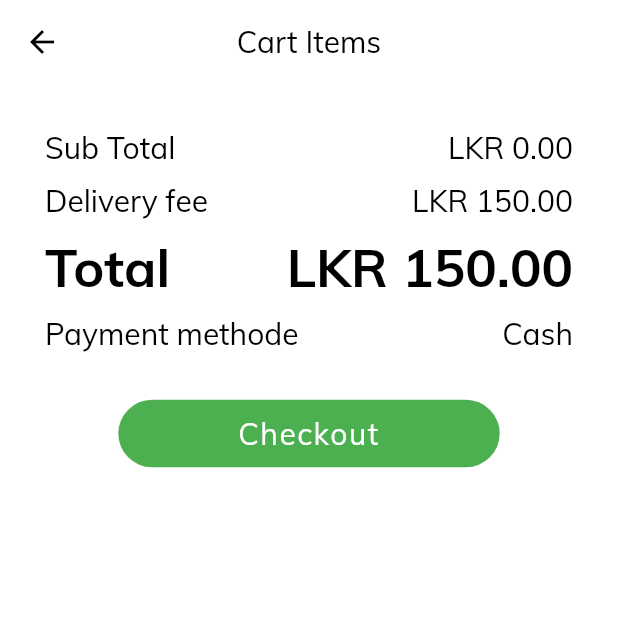
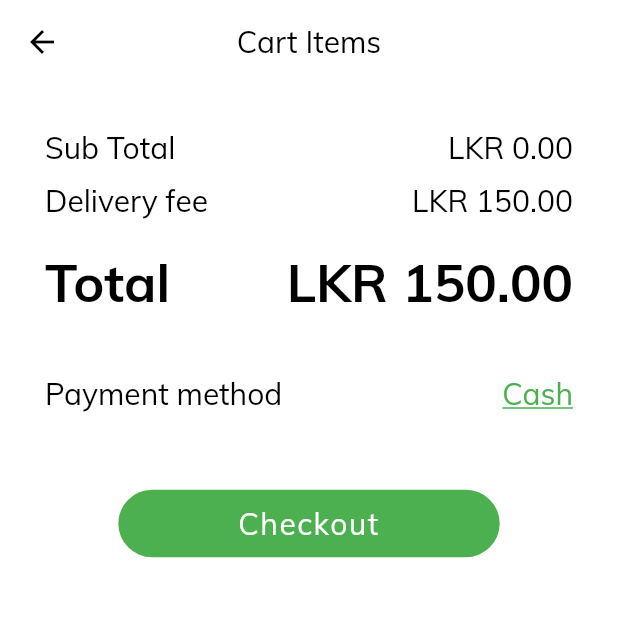
Before and after one commit to hirishegank/user, a Flutter app: the CartPage screen opened directly, on a phone screen of 412 x 824 dp, the top half of it. Run offline on Flutter 3.47's test engine with Material 2 defaults, Android fonts, the phone set to English and light mode, and no system bars; our stand-ins replace cloud_firestore, firebase_auth, firebase_storage, flutter_rating_bar, font_awesome_flutter, intro_slider and 1 more; accounts and stored records are empty.

```diff
--- a/lib/screens/cart_items.dart
+++ b/lib/screens/cart_items.dart
@@ -47,6 +47,8 @@ class _CartPageState extends State<CartPage> {
       changeSum: _setTotal,
     );
   }
+
+  String paymentMethod = 'Cash';
 
   double _getTotal() {
     double sum = 0;
@@ -107,6 +109,9 @@ class _CartPageState extends State<CartPage> {
         child: ListView(
           children: <Widget>[
             ...cart.foods.map(foodListBuilder).toList(),
+            Column(
+              mainAxisAlignment: MainAxisAlignment.end,
+              children: <Widget>[
                 Container(
                   margin: EdgeInsets.all(20),
                   padding: EdgeInsets.all(10),
@@ -133,7 +138,7 @@ class _CartPageState extends State<CartPage> {
                         ],
                       ),
                       SizedBox(
-                    height: 10,
+                        height: 20,
                       ),
                       Row(
                         mainAxisAlignment: MainAxisAlignment.spaceBetween,
@@ -152,17 +157,33 @@ class _CartPageState extends State<CartPage> {
                         ],
                       ),
                       SizedBox(
-                    height: 10,
+                        height: 40,
                       ),
                       Row(
                         mainAxisAlignment: MainAxisAlignment.spaceBetween,
                         children: <Widget>[
-                      Text('Payment methode'),
-                      Text('Cash'),
+                          Text('Payment method'),
+                          GestureDetector(
+                            child: Text(
+                              this.paymentMethod,
+                              style: TextStyle(
+                                color: Colors.green,
+                                decoration: TextDecoration.underline,
+                              ),
+                            ),
+                            onTap: () {
+                              setState(() {
+                                this.paymentMethod =
+                                    this.paymentMethod == 'Card'
+                                        ? 'Cash'
+                                        : 'Card';
+                              });
+                            },
+                          ),
                         ],
                       ),
                       SizedBox(
-                    height: 30,
+                        height: 50,
                       ),
                       BigButton(
                         fontsize: 20,
@@ -171,12 +192,15 @@ class _CartPageState extends State<CartPage> {
                           print('checkout');
                           _hitFirebase();
                           cart.foods.clear();
-                      Navigator.of(context).pushReplacement(MaterialPageRoute(
+                          Navigator.of(context).pushReplacement(
+                              MaterialPageRoute(
                                   builder: (context) => BottomNavigation()));
                         },
                       )
                     ],
                   ),
+                ),
+              ],
             )
           ],
         ),
```
Also changed, not shown: lib/screens/customize_screen.dart (+5 -2 lines). Lines whose indentation alone changed are shown as unchanged.
